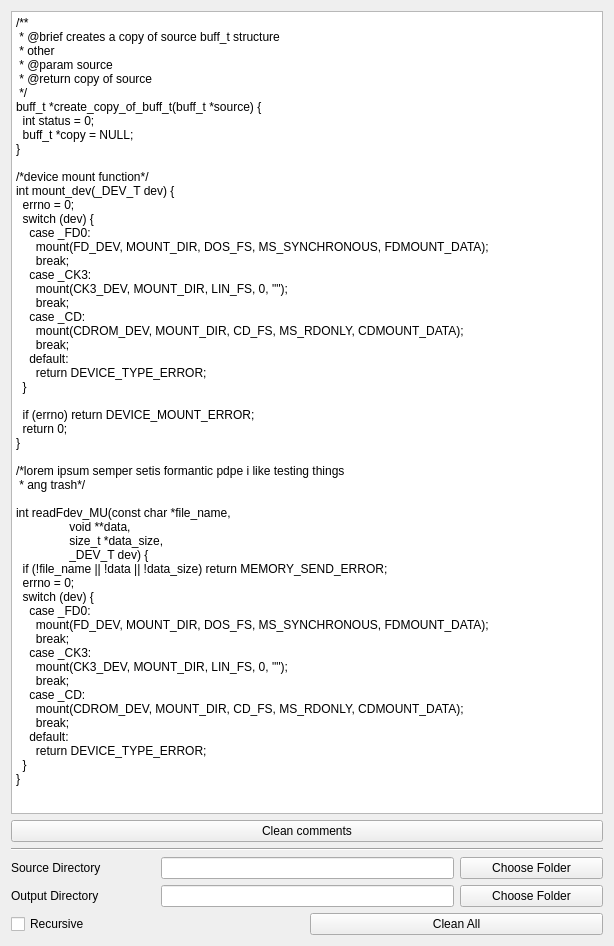
The window that mainwindow.ui (VoreWind/CommentOrganizer) describes before a commit, drawn with Qt 5.
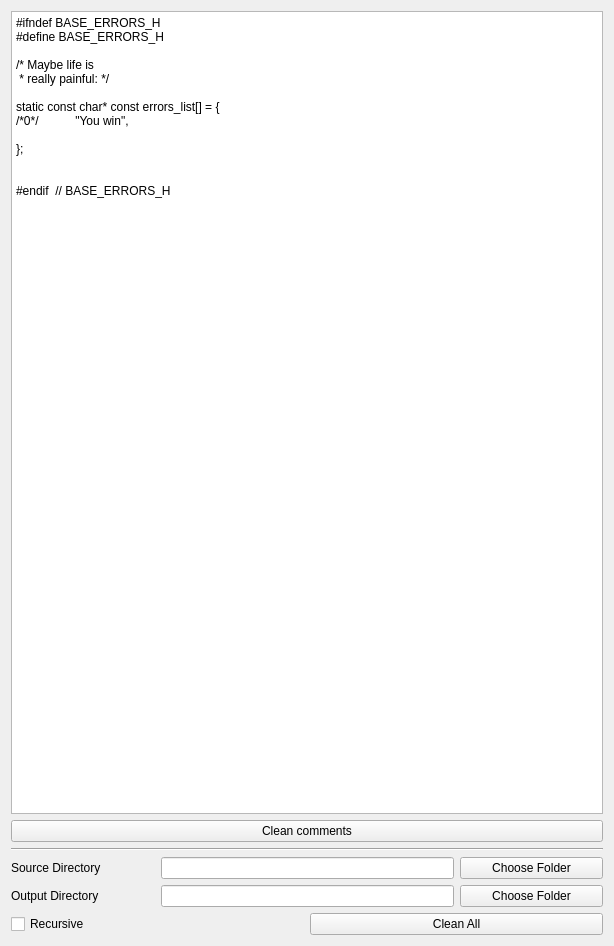
The same window after the commit.

Commit message: Fix the bug caused by wrong regex

```diff
--- a/mainwindow.ui
+++ b/mainwindow.ui
@@ -60,61 +60,19 @@
     <item row="0" column="0" colspan="4">
      <widget class="QPlainTextEdit" name="text_edit">
       <property name="plainText">
-       <string>/**
- * @brief creates a copy of source buff_t structure
- * other
- * @param source
- * @return copy of source
- */
-buff_t *create_copy_of_buff_t(buff_t *source) {
-  int status = 0;
-  buff_t *copy = NULL;
-}
+       <string>#ifndef BASE_ERRORS_H
+#define BASE_ERRORS_H
 
-/*device mount function*/
-int mount_dev(_DEV_T dev) {
-  errno = 0;
-  switch (dev) {
-    case _FD0:
-      mount(FD_DEV, MOUNT_DIR, DOS_FS, MS_SYNCHRONOUS, FDMOUNT_DATA);
-      break;
-    case _CK3:
-      mount(CK3_DEV, MOUNT_DIR, LIN_FS, 0, &quot;&quot;);
-      break;
-    case _CD:
-      mount(CDROM_DEV, MOUNT_DIR, CD_FS, MS_RDONLY, CDMOUNT_DATA);
-      break;
-    default:
-      return DEVICE_TYPE_ERROR;
-  }
+/* Maybe life is
+ * really painful: */
 
-  if (errno) return DEVICE_MOUNT_ERROR;
-  return 0;
-}
+static const char* const errors_list[] = {
+/*0*/           &quot;You win&quot;,
 
-/*lorem ipsum semper setis formantic pdpe i like testing things
- * ang trash*/
+};
 
-int readFdev_MU(const char *file_name,
-                void **data,
-                size_t *data_size,
-                _DEV_T dev) {
-  if (!file_name || !data || !data_size) return MEMORY_SEND_ERROR;
-  errno = 0;
-  switch (dev) {
-    case _FD0:
-      mount(FD_DEV, MOUNT_DIR, DOS_FS, MS_SYNCHRONOUS, FDMOUNT_DATA);
-      break;
-    case _CK3:
-      mount(CK3_DEV, MOUNT_DIR, LIN_FS, 0, &quot;&quot;);
-      break;
-    case _CD:
-      mount(CDROM_DEV, MOUNT_DIR, CD_FS, MS_RDONLY, CDMOUNT_DATA);
-      break;
-    default:
-      return DEVICE_TYPE_ERROR;
-  }
-}</string>
+
+#endif  // BASE_ERRORS_H</string>
       </property>
      </widget>
     </item>
```
The commit also changes 1 other file.
